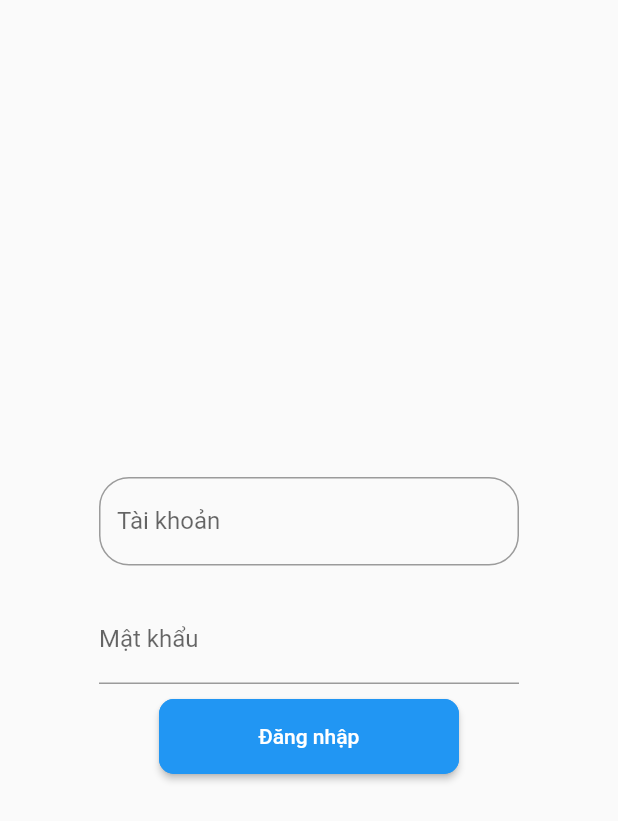
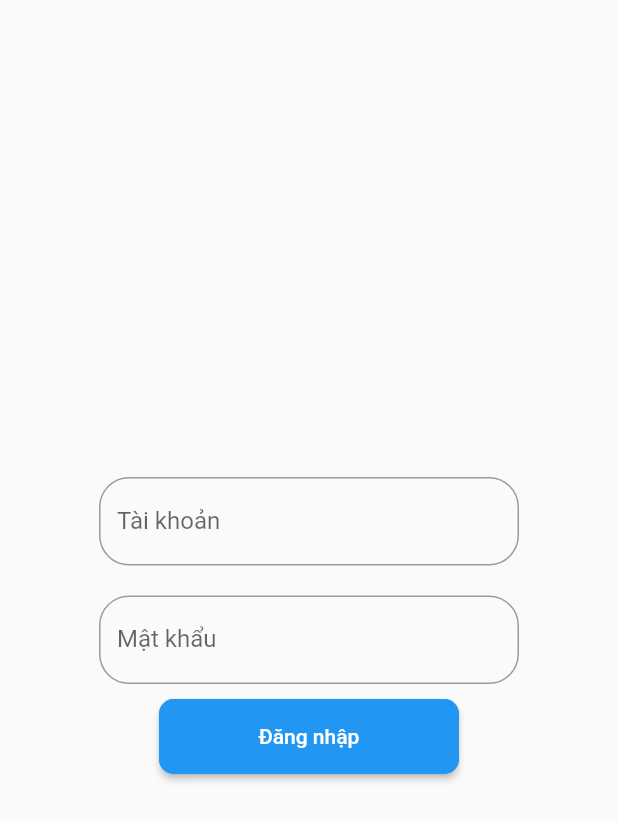
Before and after one commit to TranDuongGiaThinh/ProjectSmartHome, a Flutter app: the screen it shows after launch, on a phone screen of 412 x 824 dp. Shown: the top 821 px of the screen. Run offline on Flutter 3.47's test engine with Material 2 defaults, Android fonts, the phone set to English and light mode, and no system bars; accounts and stored records are empty.

Commit message:
Revert "Khanh"

```diff
--- a/lib/view/login_screen.dart
+++ b/lib/view/login_screen.dart
@@ -31,10 +31,10 @@ class LoginSCreen extends StatelessWidget {
               Padding(
                 padding: const EdgeInsets.all(10),
                 child: TextField(
-
                   decoration: InputDecoration(
                     labelText: "Mật khẩu",
-                    errorBorder: OutlineInputBorder(
+
+                    border: OutlineInputBorder(
                       borderRadius: BorderRadius.circular(20),
                       borderSide:
                           const BorderSide(color: Colors.blue, width: 2),
@@ -60,8 +60,17 @@ class LoginSCreen extends StatelessWidget {
                 },
                 child: const Text('Đăng nhập'),
               )
+              // Container(
+              //   decoration: BoxDecoration(
+              //     borderRadius: BorderRadius.circular(40)
+              //   ),
+              //   child: ElevatedButton(
+              //     onPressed: (){},
+              //    child: const Text("Đăng nhập")
+              //    ),
+              // )
             ])),
       ),
     );
   }
-}//hello word
+}//hello wordssss
```
